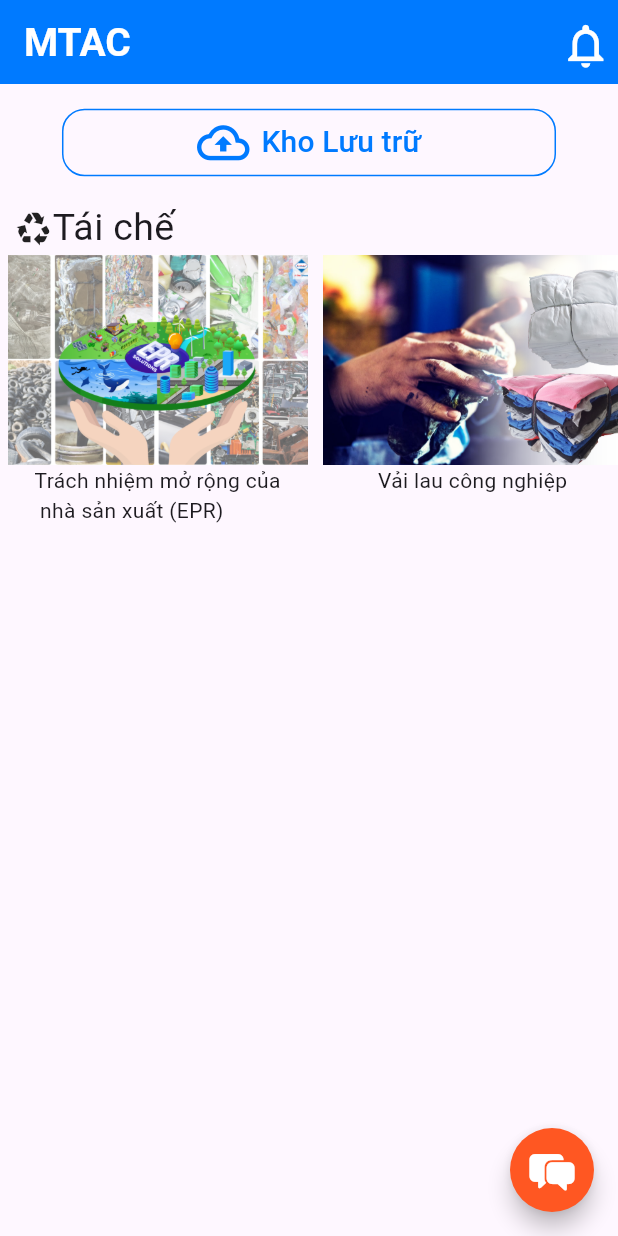
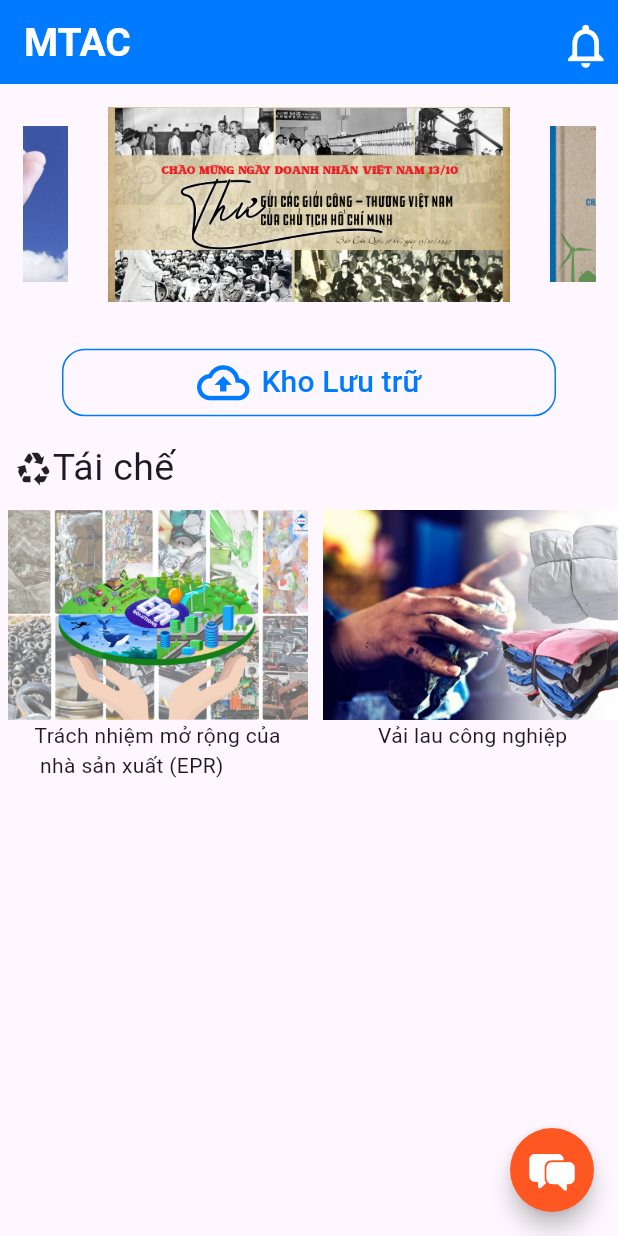
Before and after one commit to AnhKhoadn/mtac_app_eg, a Flutter app: the screen it shows after launch, on a phone screen of 412 x 824 dp. Run offline on Flutter 3.47's test engine with Material 3 defaults, Android fonts, the phone set to English and light mode, and no system bars; our stand-ins replace flutter_swiper_view.

Commit message:
add a image swiper in homepage

```diff
--- /dev/null
+++ b/lib/image_slider/home_page_image_slider.dart
@@ -0,0 +1,37 @@
+import 'package:flutter/material.dart';
+import 'package:flutter_swiper_view/flutter_swiper_view.dart';
+
+class HomePageImageSlider extends StatelessWidget {
+  const HomePageImageSlider({super.key});
+
+  @override
+  Widget build(BuildContext context) {
+    // list of images
+    final List<String> images = [
+      'lib/images/img_1.png',
+      'lib/images/img_2.png',
+      'lib/images/img_3.png',
+    ];
+
+    final double screenWidth = MediaQuery.of(context).size.width;
+
+    return Container(
+      padding: const EdgeInsets.all(10),
+      margin: const EdgeInsets.all(5),
+      alignment: Alignment.center,
+      constraints: BoxConstraints.expand(height: 150, width: screenWidth),
+      child: Swiper(
+        itemCount: images.length,
+        autoplay: true,
+        itemBuilder: (BuildContext context, int index) {
+          return Image.asset(
+            images[index],
+            fit: BoxFit.cover
+          );
+        },
+        viewportFraction: 0.7,
+        scale: 0.8,
+      ),
+    );
+  }
+}
--- a/lib/pages/home_page.dart
+++ b/lib/pages/home_page.dart
@@ -1,7 +1,9 @@
 import 'package:flutter/material.dart';
 import 'package:mtac_app_eg/buttons/archive_button.dart';
 import 'package:mtac_app_eg/buttons/floating_chat_button.dart';
+import 'package:mtac_app_eg/image_slider/home_page_image_slider.dart';
 import 'package:mtac_app_eg/list_view/recycle_list_view.dart';
+import 'package:flutter_swiper_view/flutter_swiper_view.dart';
 
 class Home extends StatelessWidget {
   const Home({super.key});
@@ -35,9 +37,10 @@ class Home extends StatelessWidget {
         ),
         body: const Column(
           children: [
+            HomePageImageSlider(),
             ArchiveButton(),
             Padding(
-              padding: EdgeInsets.only(left: 10),
+              padding: EdgeInsets.only(left: 10, bottom: 10),
               child: Row(
                 children: [
                   Icon(Icons.recycling, size: 25,),
--- a/pubspec.yaml
+++ b/pubspec.yaml
@@ -30,7 +30,7 @@ environment:
 dependencies:
   flutter:
     sdk: flutter
-
+  flutter_swiper_view: ^1.1.8
 
   # The following adds the Cupertino Icons font to your application.
   # Use with the CupertinoIcons class for iOS style icons.
```
Also changed, not shown: lib/images/img_1.png (added), lib/images/img_2.png (added), lib/images/img_3.png (added), pubspec.lock.
